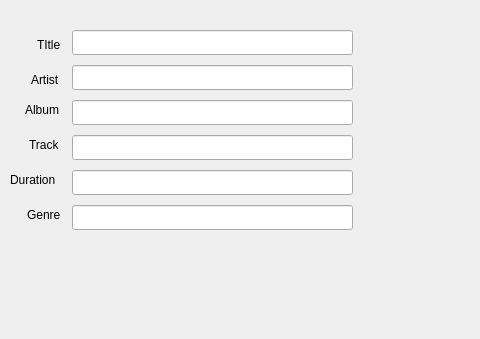
First picture: the form in source/metadataeditordialog.ui, repository Pyxxil/Astoria, before the edit; both pictures show x 0 to 480 and y 0 to 339 of the 640 by 480 pixel window.
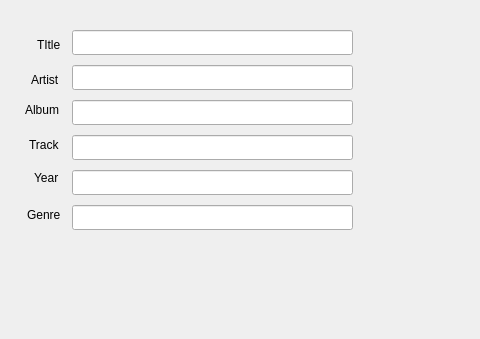
Second picture: the form after the edit.

The edit to the form file:
```diff
--- a/source/metadataeditordialog.ui
+++ b/source/metadataeditordialog.ui
@@ -121,20 +121,7 @@
     </rect>
    </property>
   </widget>
-  <widget class="QLabel" name="durationLabel">
-   <property name="geometry">
-    <rect>
-     <x>10</x>
-     <y>172</y>
-     <width>52</width>
-     <height>16</height>
-    </rect>
-   </property>
-   <property name="text">
-    <string>Duration</string>
-   </property>
-  </widget>
-  <widget class="QLineEdit" name="durationTextbox">
+  <widget class="QLineEdit" name="yearTextbox">
    <property name="geometry">
     <rect>
      <x>72</x>
@@ -193,6 +180,19 @@
     <string/>
    </property>
   </widget>
+  <widget class="QLabel" name="label">
+   <property name="geometry">
+    <rect>
+     <x>34</x>
+     <y>170</y>
+     <width>31</width>
+     <height>16</height>
+    </rect>
+   </property>
+   <property name="text">
+    <string>Year</string>
+   </property>
+  </widget>
  </widget>
  <resources/>
  <connections>
```
Left out of the diff: 2 changed lines with no effect on the pictures.
